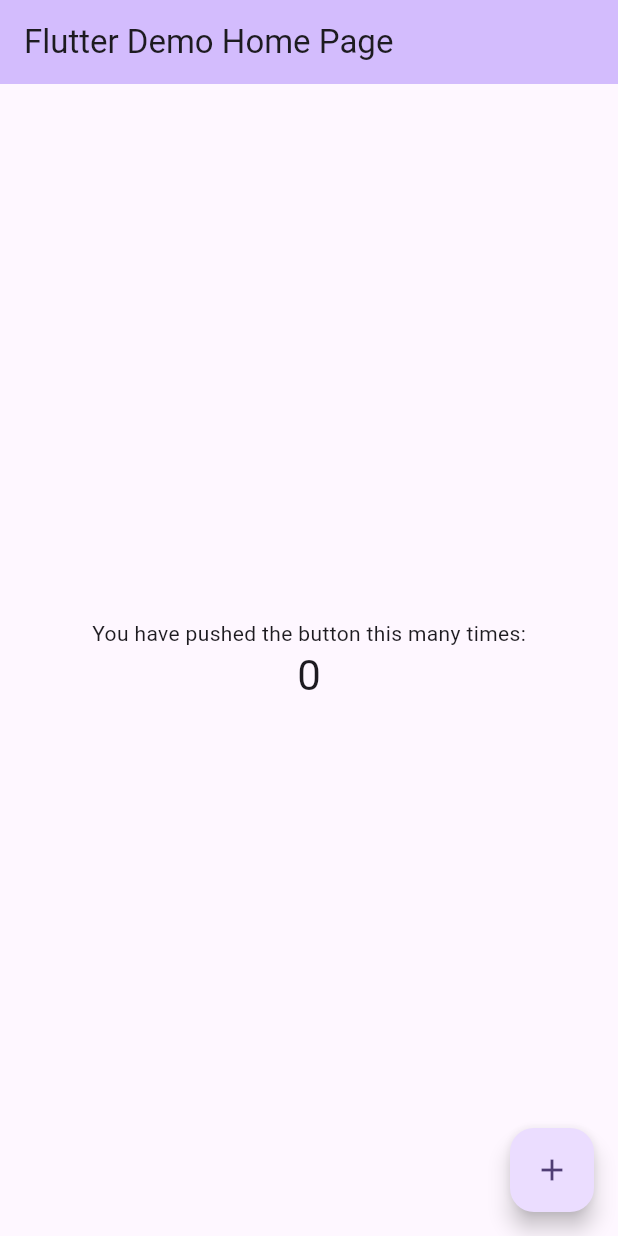
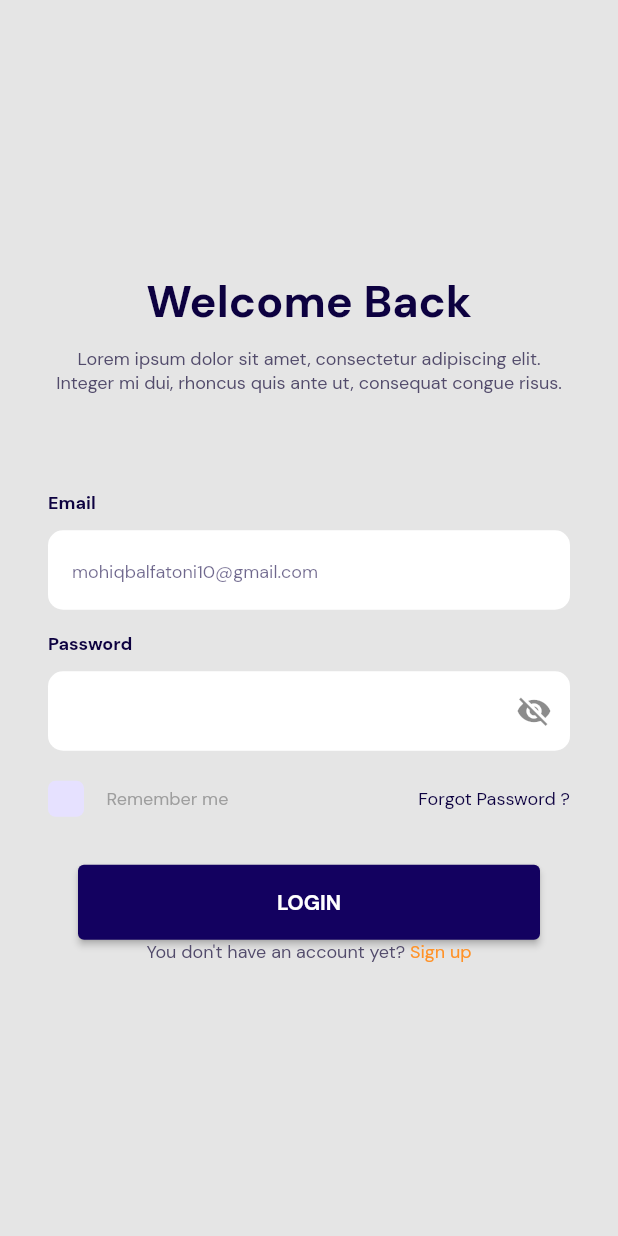
Before and after one commit to DavidTimoteus/route_wise, a Flutter app: the screen it shows after launch, on a phone screen of 412 x 824 dp. Run offline on Flutter 3.47's test engine with Material 2 defaults, Android fonts, the light colour scheme and no system bars; our stand-ins replace google_fonts.

Commit message:
tampilan login

```diff
--- /dev/null
+++ b/lib/constans.dart
@@ -0,0 +1,28 @@
+import 'package:flutter/material.dart';
+import 'package:google_fonts/google_fonts.dart';
+
+Color whiteColor = Color(0xffffffff);
+Color textColor = Color(0xff0D0140);
+Color secondaryTextColor = Color(0xff524B6B);
+Color buttonColor = Color(0xffE6E1FF);
+Color primaryButtonColor = Color(0xff130160);
+Color tncButtonColor = Color(0xffFF9228);
+Color greyColor = Colors.grey;
+
+TextStyle whiteTextStyle = GoogleFonts.dmSans(
+  color: whiteColor,
+);
+TextStyle textTextStyle = GoogleFonts.dmSans(
+  color: textColor,
+);
+TextStyle secondaryTextStyle = GoogleFonts.dmSans(
+  color: secondaryTextColor,
+);
+TextStyle tncTextStyle = GoogleFonts.dmSans(
+  color: tncButtonColor,
+);
+TextStyle greyTextStyle = GoogleFonts.dmSans(
+  color: greyColor,
+);
+
+FontWeight bold = FontWeight.bold;
--- a/lib/main.dart
+++ b/lib/main.dart
@@ -1,125 +1,167 @@
 import 'package:flutter/material.dart';
+import 'package:route_wise/constans.dart';
 
 void main() {
   runApp(const MyApp());
 }
 
 class MyApp extends StatelessWidget {
-  const MyApp({super.key});
+  const MyApp({Key? key}) : super(key: key);
 
-  // This widget is the root of your application.
   @override
   Widget build(BuildContext context) {
     return MaterialApp(
-      title: 'Flutter Demo',
-      theme: ThemeData(
-        // This is the theme of your application.
-        //
-        // TRY THIS: Try running your application with "flutter run". You'll see
-        // the application has a blue toolbar. Then, without quitting the app,
-        // try changing the seedColor in the colorScheme below to Colors.green
-        // and then invoke "hot reload" (save your changes or press the "hot
-        // reload" button in a Flutter-supported IDE, or press "r" if you used
-        // the command line to start the app).
-        //
-        // Notice that the counter didn't reset back to zero; the application
-        // state is not lost during the reload. To reset the state, use hot
-        // restart instead.
-        //
-        // This works for code too, not just values: Most code changes can be
-        // tested with just a hot reload.
-        colorScheme: ColorScheme.fromSeed(seedColor: Colors.deepPurple),
-        useMaterial3: true,
-      ),
-      home: const MyHomePage(title: 'Flutter Demo Home Page'),
+      home: LoginPage(),
     );
   }
 }
 
-class MyHomePage extends StatefulWidget {
-  const MyHomePage({super.key, required this.title});
-
-  // This widget is the home page of your application. It is stateful, meaning
-  // that it has a State object (defined below) that contains fields that affect
-  // how it looks.
-
-  // This class is the configuration for the state. It holds the values (in this
-  // case the title) provided by the parent (in this case the App widget) and
-  // used by the build method of the State. Fields in a Widget subclass are
-  // always marked "final".
-
-  final String title;
-
-  @override
-  State<MyHomePage> createState() => _MyHomePageState();
-}
-
-class _MyHomePageState extends State<MyHomePage> {
-  int _counter = 0;
-
-  void _incrementCounter() {
-    setState(() {
-      // This call to setState tells the Flutter framework that something has
-      // changed in this State, which causes it to rerun the build method below
-      // so that the display can reflect the updated values. If we changed
-      // _counter without calling setState(), then the build method would not be
-      // called again, and so nothing would appear to happen.
-      _counter++;
-    });
-  }
+class LoginPage extends StatelessWidget {
+  const LoginPage({Key? key}) : super(key: key);
 
   @override
   Widget build(BuildContext context) {
-    // This method is rerun every time setState is called, for instance as done
-    // by the _incrementCounter method above.
-    //
-    // The Flutter framework has been optimized to make rerunning build methods
-    // fast, so that you can just rebuild anything that needs updating rather
-    // than having to individually change instances of widgets.
     return Scaffold(
-      appBar: AppBar(
-        // TRY THIS: Try changing the color here to a specific color (to
-        // Colors.amber, perhaps?) and trigger a hot reload to see the AppBar
-        // change color while the other colors stay the same.
-        backgroundColor: Theme.of(context).colorScheme.inversePrimary,
-        // Here we take the value from the MyHomePage object that was created by
-        // the App.build method, and use it to set our appbar title.
-        title: Text(widget.title),
+        backgroundColor: Color(0xffE5E5E5),
+        body: Center(
+          child: Container(
+            margin: EdgeInsets.symmetric(horizontal: 32),
+            child: Column(
+              mainAxisAlignment: MainAxisAlignment.center,
+              children: [
+                Text(
+                  "Welcome Back",
+                  style: textTextStyle.copyWith(fontSize: 30, fontWeight: bold),
+                  textAlign: TextAlign.center,
                 ),
-      body: Center(
-        // Center is a layout widget. It takes a single child and positions it
-        // in the middle of the parent.
-        child: Column(
-          // Column is also a layout widget. It takes a list of children and
-          // arranges them vertically. By default, it sizes itself to fit its
-          // children horizontally, and tries to be as tall as its parent.
-          //
-          // Column has various properties to control how it sizes itself and
-          // how it positions its children. Here we use mainAxisAlignment to
-          // center the children vertically; the main axis here is the vertical
-          // axis because Columns are vertical (the cross axis would be
-          // horizontal).
-          //
-          // TRY THIS: Invoke "debug painting" (choose the "Toggle Debug Paint"
-          // action in the IDE, or press "p" in the console), to see the
-          // wireframe for each widget.
-          mainAxisAlignment: MainAxisAlignment.center,
-          children: <Widget>[
-            const Text(
-              'You have pushed the button this many times:',
+                SizedBox(height: 11),
+                Text(
+                  "Lorem ipsum dolor sit amet, consectetur adipiscing elit. Integer mi dui, rhoncus quis ante ut, consequat congue risus.",
+                  style: secondaryTextStyle.copyWith(fontSize: 12),
+                  textAlign: TextAlign.center,
+                ),
+                SizedBox(
+                  height: 64,
+                ),
+                Column(
+                  crossAxisAlignment: CrossAxisAlignment.start,
+                  mainAxisAlignment: MainAxisAlignment.start,
+                  children: [
+                    Text(
+                      "Email",
+                      style: textTextStyle.copyWith(
+                          fontSize: 12, fontWeight: bold),
+                    ),
+                    SizedBox(
+                      height: 10,
+                    ),
+                    Container(
+                      width: double.infinity,
+                      decoration: BoxDecoration(
+                        borderRadius: BorderRadius.circular(10),
+                        color: whiteColor,
+                      ),
+                      child: TextField(
+                        decoration: InputDecoration(
+                            border: InputBorder.none,
+                            hintText: "mohiqbalfatoni10@gmail.com",
+                            hintStyle: textTextStyle.copyWith(
+                                fontSize: 12,
+                                color: textColor.withOpacity(0.6)),
+                            contentPadding: EdgeInsets.symmetric(
+                                horizontal: 16, vertical: 17)),
+                      ),
+                    ),
+                    SizedBox(
+                      height: 15,
                     ),
                     Text(
-              '$_counter',
-              style: Theme.of(context).textTheme.headlineMedium,
+                      "Password",
+                      style: textTextStyle.copyWith(
+                          fontSize: 12, fontWeight: bold),
+                    ),
+                    SizedBox(
+                      height: 10,
+                    ),
+                    Container(
+                      width: double.infinity,
+                      decoration: BoxDecoration(
+                        borderRadius: BorderRadius.circular(10),
+                        color: whiteColor,
+                      ),
+                      child: TextField(
+                        decoration: InputDecoration(
+                            border: InputBorder.none,
+                            contentPadding: EdgeInsets.symmetric(
+                                horizontal: 16, vertical: 17),
+                            suffixIcon: Icon(Icons.visibility_off)),
+                      ),
                     ),
                   ],
                 ),
+                SizedBox(
+                  height: 20,
                 ),
-      floatingActionButton: FloatingActionButton(
-        onPressed: _incrementCounter,
-        tooltip: 'Increment',
-        child: const Icon(Icons.add),
-      ), // This trailing comma makes auto-formatting nicer for build methods.
-    );
+                Row(
+                  mainAxisAlignment: MainAxisAlignment.spaceBetween,
+                  children: [
+                    Row(
+                      children: [
+                        Container(
+                          width: 24,
+                          height: 24,
+                          decoration: BoxDecoration(
+                            color: buttonColor,
+                            borderRadius: BorderRadius.circular(5),
+                          ),
+                        ),
+                        SizedBox(width: 15),
+                        Text(
+                          "Remember me",
+                          style: greyTextStyle.copyWith(fontSize: 12),
+                        )
+                      ],
+                    ),
+                    Text(
+                      "Forgot Password ?",
+                      style: textTextStyle.copyWith(fontSize: 12),
+                    )
+                  ],
+                ),
+                SizedBox(
+                  height: 32,
+                ),
+                Container(
+                  width: double.infinity,
+                  height: 50,
+                  margin: EdgeInsets.symmetric(horizontal: 20),
+                  child: ElevatedButton(
+                    style: ElevatedButton.styleFrom(
+                      primary: primaryButtonColor,
+                    ),
+                    onPressed: () {},
+                    child: Text(
+                      "LOGIN",
+                      style: whiteTextStyle.copyWith(fontWeight: bold),
+                    ),
+                  ),
+                ),
+                Row(
+                  mainAxisAlignment: MainAxisAlignment.center,
+                  children: [
+                    Text(
+                      "You don't have an account yet? ",
+                      style: secondaryTextStyle.copyWith(fontSize: 12),
+                    ),
+                    Text(
+                      "Sign up",
+                      style: tncTextStyle.copyWith(fontSize: 12),
+                    )
+                  ],
+                )
+              ],
+            ),
+          ),
+        ));
   }
 }
--- a/pubspec.yaml
+++ b/pubspec.yaml
@@ -31,10 +31,10 @@ dependencies:
   flutter:
     sdk: flutter
 
-
   # The following adds the Cupertino Icons font to your application.
   # Use with the CupertinoIcons class for iOS style icons.
   cupertino_icons: ^1.0.2
+  google_fonts: ^6.1.0
 
 dev_dependencies:
   flutter_test:
@@ -52,7 +52,6 @@ dev_dependencies:
 
 # The following section is specific to Flutter packages.
 flutter:
-
   # The following line ensures that the Material Icons font is
   # included with your application, so that you can use the icons in
   # the material Icons class.
```
Also changed, not shown: pubspec.lock. Lines whose indentation alone changed are shown as unchanged.
